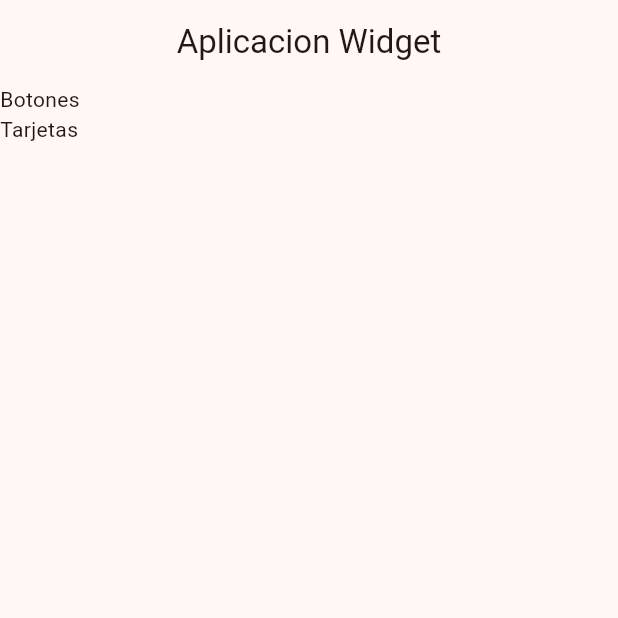
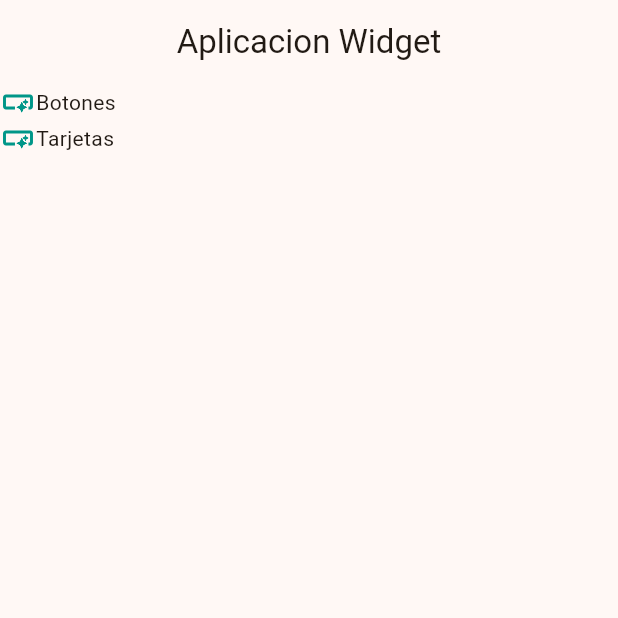
Before and after one commit to Fernimauri/jalowin, a Flutter app: the screen it shows after launch, on a phone screen of 412 x 824 dp, the top half of it. Run offline on Flutter 3.47's test engine with Material 2 defaults, Android fonts, the phone set to English and light mode, and no system bars.

Commit message:
iconos con color

```diff
--- a/lib/presentation/screens/home/home_screen.dart
+++ b/lib/presentation/screens/home/home_screen.dart
@@ -19,8 +19,19 @@ class _HomeView extends StatelessWidget {
   @override
   Widget build(BuildContext context) {
     return ListView.builder(
-      itemCount: appMenuItems.length,
-      itemBuilder: (context, index) => Text(appMenuItems[index].title),
+        itemCount: appMenuItems.length, itemBuilder: menuList);
+  }
+
+  Widget menuList(BuildContext context, int index) {
+    final menuItem = appMenuItems[index];
+    return Row(
+      children: [
+        Icon(
+          menuItem.icon,
+          color: Colors.teal,
+        ),
+        Text(menuItem.title)
+      ],
     );
   }
 }
```
